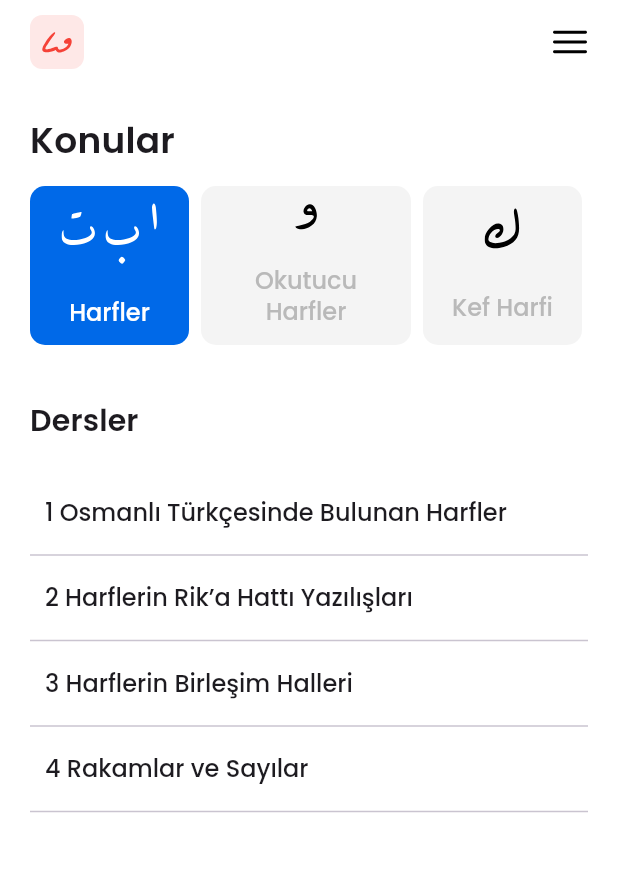
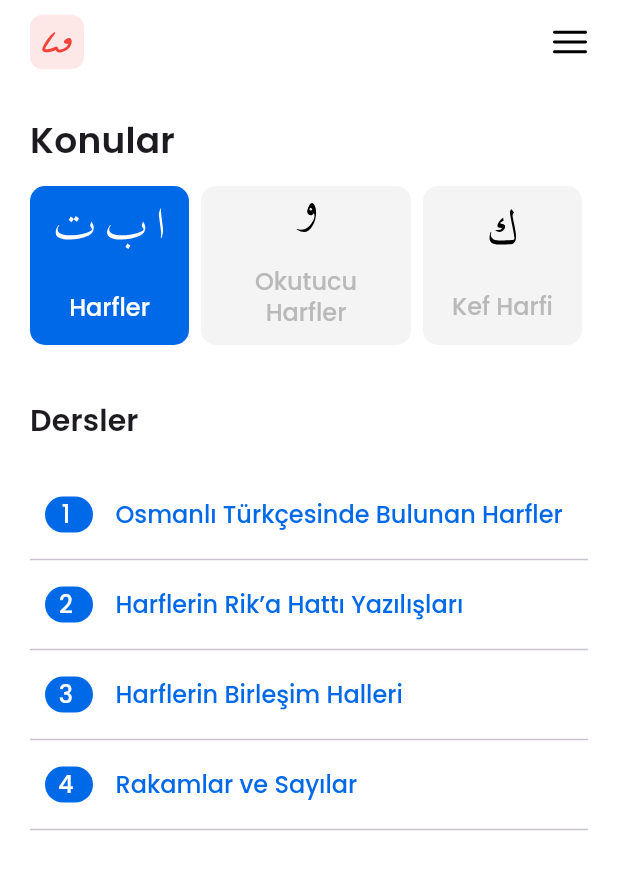
Before and after one commit to caliskan421/hayrat_osmanlica_elif_ba, a Flutter app: the screen it shows after launch, on a phone screen of 412 x 824 dp. Shown: the top 870 px of the screen. Run offline on Flutter 3.47's test engine with Material 3 defaults, Android fonts, the phone set to English and light mode, and no system bars; our stand-ins replace flutter_mobx, flutter_svg, gap, go_router, google_fonts, mobx and 1 more; generated files the repository leaves out were written again.

Commit message:
Ilk kod okumasi sonucu model ve service'lerin duzenlenmesi...

```diff
--- a/lib/model/konu_model.dart
+++ b/lib/model/konu_model.dart
@@ -1,16 +1,22 @@
-import 'dersler_model.dart';
+import 'ders_model.dart';
+import 'color_model.dart';
 
 class KonuModel {
-  final String konu;
-  final Map<String, String> icon;
+  final int id;
+  final String title;
+  final String rikaIcon;
+  final String matbuIcon;
   final List<DersModel> dersler;
-  final Map<String, String> renkler;
+  final ColorModel renkler;
 
-  KonuModel(
-      {required this.konu,
-      required this.icon,
-      required this.dersler,
-      required this.renkler});
+  KonuModel({
+    required this.id,
+    required this.title,
+    required this.rikaIcon,
+    required this.matbuIcon,
+    required this.dersler,
+    required this.renkler,
+  });
 
   factory KonuModel.fromJson(Map<String, dynamic> json) {
     var derslerList = (json['dersler'] as List)
@@ -18,10 +24,12 @@ class KonuModel {
         .toList();
 
     return KonuModel(
-      konu: json['konu'],
-      icon: Map<String, String>.from(json['icon']),
+      id: json["id"],
+      title: json['konu_title'],
+      rikaIcon: json['rika'] ?? '',
+      matbuIcon: json['matbu'] ?? '',
       dersler: derslerList,
-      renkler: Map<String, String>.from(json['renkler']),
+      renkler: ColorModel.fromJson(json['renkler']),
     );
   }
 }
--- a/lib/theme/light_theme.dart
+++ b/lib/theme/light_theme.dart
@@ -21,6 +21,27 @@ class AppColors {
   static const Color onSurface = Color(0xff000000);
   static const Color outline = Color(0xffB9B9B9);
   static const Color outlineVariant = Color(0xffF0F0F0);
+
+  static const Map<String, Color> colorMap = {
+    'primary': primary,
+    'primaryContainer': primaryContainer,
+    'background': background,
+    'secondary': secondary,
+    'secondaryContainer': secondaryContainer,
+    'tertiary': tertiary,
+    'tertiaryContainer': tertiaryContainer,
+    'fourth': fourth,
+    'fourthContainer': fourthContainer,
+    'fifth': fifth,
+    'fifthContainer': fifthContainer,
+    'sixth': sixth,
+    'sixthContainer': sixthContainer,
+    'surface': surface,
+    'surfaceBright': surfaceBright,
+    'onSurface': onSurface,
+    'outline': outline,
+    'outlineVariant': outlineVariant,
+  };
 }
 
 final lightTheme = ThemeData(
--- a/lib/view/app_router.dart
+++ b/lib/view/app_router.dart
@@ -6,7 +6,7 @@ final router = GoRouter(
   routes: [
     GoRoute(
       path: '/',
-      name: '/',
+      name: 'home',
       builder: (context, state) => HomeView(),
     ),
   ],
--- a/lib/view/home/home_view.dart
+++ b/lib/view/home/home_view.dart
@@ -1,6 +1,4 @@
-import 'dart:developer';
 import 'package:flutter/material.dart';
-import 'package:flutter_mobx/flutter_mobx.dart';
 import 'package:flutter_svg/flutter_svg.dart';
 import 'package:gap/gap.dart';
 import 'package:hayrat_osmanlica_elif_ba/theme/light_theme.dart';
@@ -8,14 +6,24 @@ import 'package:hayrat_osmanlica_elif_ba/view/home/home_view_model.dart';
 import 'package:hayrat_osmanlica_elif_ba/view/home/widgets/dersler_list_view.dart';
 import 'package:hayrat_osmanlica_elif_ba/view/home/widgets/konular_list_view.dart';
 
-class HomeView extends StatelessWidget {
-  HomeView({super.key});
+final HomeViewModel homeViewModel = HomeViewModel();
 
-  final ViewModel _viewModel = ViewModel();
+class HomeView extends StatefulWidget {
+  const HomeView({super.key});
+
+  @override
+  State<HomeView> createState() => _HomeViewState();
+}
+
+class _HomeViewState extends State<HomeView> {
+  @override
+  void initState() {
+    homeViewModel.init();
+    super.initState();
+  }
 
   @override
   Widget build(BuildContext context) {
-    log("CALISTI");
     return Scaffold(
       backgroundColor: AppColors.background,
       appBar: AppBar(
@@ -25,16 +33,12 @@ class HomeView extends StatelessWidget {
           const SizedBox(width: 20)
         ],
         leading: Padding(
-            padding: const EdgeInsets.only(left: 20),
-            child: Observer(builder: (_) {
-              return GestureDetector(
-                onTap: () async {
-                  await _viewModel.changeAppHat(context);
-                  log("HAT --> ${_viewModel.appHat}");
-                },
-                child: SvgPicture.asset('assets/icons/marka.svg'),
-              );
-            })),
+          padding: const EdgeInsets.only(left: 20),
+          child: GestureDetector(
+            onTap: homeViewModel.setRika,
+            child: SvgPicture.asset('assets/icons/marka.svg'),
+          ),
+        ),
       ),
       body: Padding(
         padding: const EdgeInsets.symmetric(horizontal: 20, vertical: 20),
@@ -43,11 +47,11 @@ class HomeView extends StatelessWidget {
           children: [
             Text("Konular", style: Theme.of(context).textTheme.titleMedium),
             const Gap(12),
-            KonularListView(),
+            const KonularListView(),
             const Gap(36),
             Text("Dersler", style: Theme.of(context).textTheme.titleSmall),
             const Gap(36),
-            DerslerListView()
+            const DerslerListView()
           ],
         ),
       ),
--- a/lib/view/home/widgets/dersler_list_view.dart
+++ b/lib/view/home/widgets/dersler_list_view.dart
@@ -1,37 +1,71 @@
 import 'package:flutter/material.dart';
 import 'package:flutter_mobx/flutter_mobx.dart';
-import 'package:hayrat_osmanlica_elif_ba/service/dersler_service.dart';
 import 'package:gap/gap.dart';
-import 'package:hayrat_osmanlica_elif_ba/view/home/home_view_model.dart';
+import 'package:hayrat_osmanlica_elif_ba/theme/light_theme.dart';
+import 'package:hayrat_osmanlica_elif_ba/view/home/home_view.dart';
 
 class DerslerListView extends StatelessWidget {
-  final ViewModel _viewModel = ViewModel();
-
-  DerslerListView({super.key});
+  const DerslerListView({super.key});
 
   @override
   Widget build(BuildContext context) {
-    _viewModel.fetchDersler(context);
     return Expanded(
       child: Observer(
         builder: (_) {
+          final konuModel = homeViewModel.aktifModel;
           return ListView.builder(
-            itemCount: _viewModel.derslerList.length,
+            itemCount: konuModel?.dersler.length ?? 0,
             itemBuilder: (context, index) {
-              return FutureBuilder(
-                future:
-                    DerslerService().fetchDersTitle(context, _viewModel.konuIndex, index),
-                builder: (context, snapshot) {
-                  if (snapshot.hasData) {
+              final aktifModel = homeViewModel.aktifModel;
+              bool aktifMi = aktifModel!.id == 1;
+              final dersModel = konuModel!.dersler[index];
+
+              final aktifDers = homeViewModel.aktifDers;
+              //bool aktifMi = aktifDers!.id == 1;
               return Column(
                 children: [
                   Row(
                     children: [
                       const Gap(10),
                       Expanded(
+                        child: Row(
+                          children: [
+                            Container(
+                              width: 32,
+                              height: 24,
+                              decoration: BoxDecoration(
+                                color: aktifMi
+                                    ? konuModel.renkler.primaryColor
+                                    : AppColors.background,
+                                borderRadius: const BorderRadius.all(Radius.circular(30)),
+                              ),
+                              child: Center(
                                 child: Text(
-                                "${index + 1} ${_viewModel.derslerList[index]}",
-                                style: Theme.of(context).textTheme.headlineMedium,
+                                  "${index + 1} ",
+                                  style: Theme.of(context)
+                                      .textTheme
+                                      .headlineMedium!
+                                      .copyWith(
+                                        color: aktifMi
+                                            ? AppColors.background
+                                            : AppColors.onSurface,
+                                      ),
+                                ),
+                              ),
+                            ),
+                            const Gap(15),
+                            Expanded(
+                              child: Text(
+                                dersModel.dersAdi,
+                                style:
+                                    Theme.of(context).textTheme.headlineMedium!.copyWith(
+                                          color: aktifMi
+                                              ? konuModel.renkler.primaryColor
+                                              : AppColors.onSurface,
+                                        ),
+                              ),
+                            ),
+                          ],
                         ),
                       ),
                     ],
@@ -42,11 +76,6 @@ class DerslerListView extends StatelessWidget {
                   ),
                 ],
               );
-                  } else {
-                    return const CircularProgressIndicator();
-                  }
-                },
-              );
             },
           );
         },
--- a/lib/view/home/widgets/konular_list_view.dart
+++ b/lib/view/home/widgets/konular_list_view.dart
@@ -4,39 +4,33 @@ import 'package:flutter/material.dart';
 import 'package:flutter_svg/svg.dart';
 import '../../../theme/light_theme.dart';
 import 'package:flutter_mobx/flutter_mobx.dart';
-import '../home_view_model.dart';
+import '../home_view.dart';
 
-class KonularListView extends StatefulWidget {
+class KonularListView extends StatelessWidget {
   const KonularListView({super.key});
 
   @override
-  State<KonularListView> createState() => _KonularListViewState();
-}
-
-class _KonularListViewState extends State<KonularListView> {
-  final ViewModel _viewModel = ViewModel();
-
-  @override
   Widget build(BuildContext context) {
-    _viewModel.fetchKonular(context);
-    _viewModel.fetchKonuIconlar(context);
     return SizedBox(
       height: 106,
       child: Observer(
-        builder: (_) => ListView.builder(
+        builder: (_) {
+          final aktifModel = homeViewModel.aktifModel;
+
+          return ListView.builder(
             scrollDirection: Axis.horizontal,
-          itemCount: _viewModel.konularList.length,
+            itemCount: homeViewModel.konuList.length,
             itemBuilder: (cotext, index) {
-            log(_viewModel.iconList[index].toString());
-            log('O->KONU Kist length ${_viewModel.konularList.length.toString()}');
+              final konuModel = homeViewModel.konuList[index];
+
+              bool aktifmi = aktifModel!.id == konuModel.id;
               return Padding(
                 padding: const EdgeInsets.only(right: 8),
                 child: GestureDetector(
                   onTap: () {
-                  /// Todo --> Bastan build edilme sirasinda basa donuyor ve kisa suerlik gidip geliyor...
-                  _viewModel.konuIndex = index;
-                  setState(() {});
-                  log('S->KONU Kist length ${_viewModel.konularList.length.toString()}');
+                    homeViewModel.akitfKonuAta(index);
+                    homeViewModel.aktifKonuId = index + 1;
+                    log(homeViewModel.aktifKonuId.toString());
                   },
                   child: ConstrainedBox(
                     constraints: const BoxConstraints(minWidth: 106, maxWidth: 140),
@@ -45,32 +39,40 @@ class _KonularListViewState extends State<KonularListView> {
                       padding: const EdgeInsets.symmetric(horizontal: 10),
                       decoration: BoxDecoration(
                         borderRadius: const BorderRadius.all(Radius.circular(10)),
-                      color: index == _viewModel.konuIndex
-                          ? AppColors.primary
-                          : AppColors.surface,
+                        color:
+                            aktifmi ? konuModel.renkler.primaryColor : AppColors.surface,
                       ),
                       child: Column(
                         mainAxisAlignment: MainAxisAlignment.spaceAround,
                         children: [
-                        SvgPicture.asset(
-                          'assets/icons/${_viewModel.iconList[index]}.svg',
+                          Observer(builder: (context) {
+                            String icon = konuModel.matbuIcon;
+                            final isRika = homeViewModel.isRika;
+
+                            if (isRika) {
+                              icon = konuModel.rikaIcon;
+                            }
+
+                            return SvgPicture.asset(
+                              'assets/icons/$icon.svg',
 
                               /// Todo --> change color with [Theme]...
                               ///theme: SvgTheme(currentColor: index == 0 ? AppColors.background : AppColors.onSurface),
 
-                          color: index == _viewModel.konuIndex
+                              color: aktifmi
 
                                   /// todo --> Color Json'dan cekilecek...
                                   ? AppColors.background
                                   : AppColors.onSurface,
                               fit: BoxFit.none,
+                            );
+                          }),
+                          Text(
+                            konuModel.title,
+                            style: Theme.of(context).textTheme.headlineSmall!.copyWith(
+                                  color:
+                                      aktifmi ? AppColors.background : AppColors.outline,
                                 ),
-                        Text(
-                          _viewModel.konularList[index],
-                          style: Theme.of(context).textTheme.headlineSmall!.copyWith(
-                              color: index == _viewModel.konuIndex
-                                  ? AppColors.background
-                                  : AppColors.outline),
                             textAlign: TextAlign.center,
                           ),
                         ],
@@ -80,7 +82,8 @@ class _KonularListViewState extends State<KonularListView> {
                 ),
               );
             },
-        ),
+          );
+        },
       ),
     );
   }
--- a/pubspec.yaml
+++ b/pubspec.yaml
@@ -42,6 +42,7 @@ dependencies:
   provider: ^6.1.2
   mobx: ^2.3.3+2
   flutter_mobx: ^2.2.1+1
+  shared_preferences: ^2.3.2
 
 dev_dependencies:
   flutter_test:
```
Also changed, not shown: assets/json_model/dersler.json (added, +13 -0 lines), assets/json_model/json_model.json (+104 -108 lines), lib/model/color_model.dart (added, +22 -0 lines), lib/model/ders_model.dart (renamed from lib/model/dersler_model.dart, +8 -1 lines), lib/service/dersler_service.dart (deleted, +0 -17 lines), lib/service/konu_icon_service.dart (deleted, +0 -17 lines), lib/service/konu_model_list_service.dart (added, +14 -0 lines), lib/service/konu_service.dart (deleted, +0 -17 lines), lib/service/son_ders_service.dart (added, +29 -0 lines), lib/view/home/home_view_model.dart (+82 -50 lines), lib/view/home/home_view_model.g.dart, pubspec.lock, 2 other files. Lines whose indentation alone changed are shown as unchanged.
